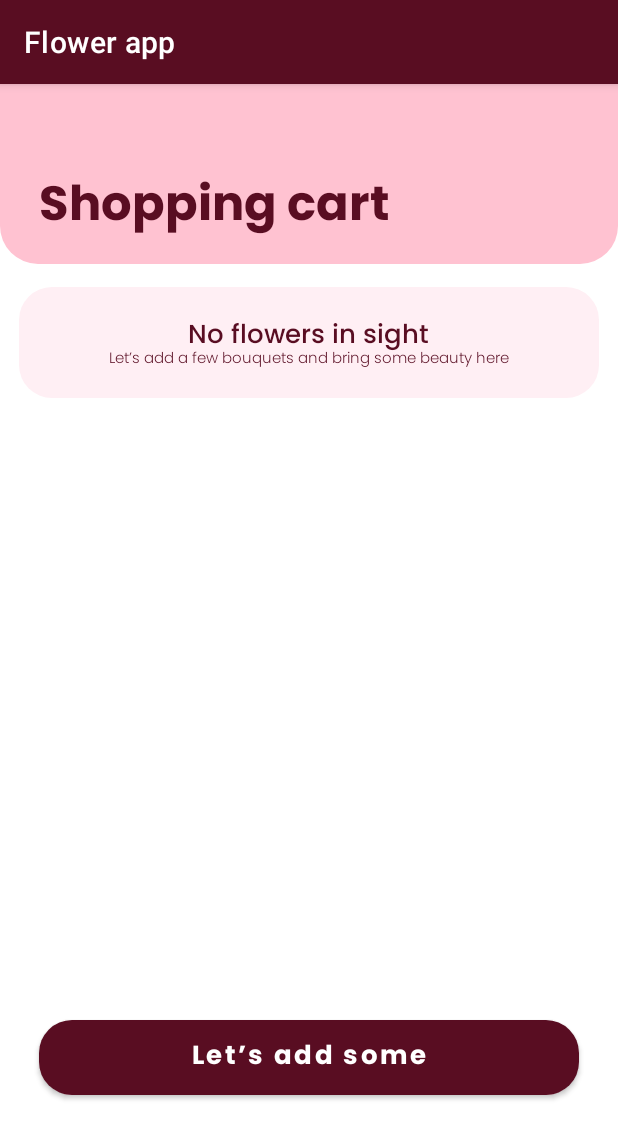
After one commit to vaktipo/FlowerApp, an Android app: the fragment shopping_cart_empty shown on its own in the app's theme, on a phone screen of 412 x 824 dp. The commit adds this screen. Shown: the top 1139 px of the screen. Run offline under Robolectric (Android 15) with nearby library versions, the phone set to English and light mode, and no system bars.

Commit message:
adding empty shopping cart and logout button

```diff
--- /dev/null
+++ b/app/src/main/java/com/example/flowerapp/shopping_cart_empty.kt
@@ -0,0 +1,59 @@
+package com.example.flowerapp
+
+import android.os.Bundle
+import androidx.fragment.app.Fragment
+import android.view.LayoutInflater
+import android.view.View
+import android.view.ViewGroup
+
+// TODO: Rename parameter arguments, choose names that match
+// the fragment initialization parameters, e.g. ARG_ITEM_NUMBER
+private const val ARG_PARAM1 = "param1"
+private const val ARG_PARAM2 = "param2"
+
+/**
+ * A simple [Fragment] subclass.
+ * Use the [shopping_cart_empty.newInstance] factory method to
+ * create an instance of this fragment.
+ */
+class shopping_cart_empty : Fragment() {
+    // TODO: Rename and change types of parameters
+    private var param1: String? = null
+    private var param2: String? = null
+
+    override fun onCreate(savedInstanceState: Bundle?) {
+        super.onCreate(savedInstanceState)
+        arguments?.let {
+            param1 = it.getString(ARG_PARAM1)
+            param2 = it.getString(ARG_PARAM2)
+        }
+    }
+
+    override fun onCreateView(
+        inflater: LayoutInflater, container: ViewGroup?,
+        savedInstanceState: Bundle?
+    ): View? {
+        // Inflate the layout for this fragment
+        return inflater.inflate(R.layout.fragment_shopping_cart_empty, container, false)
+    }
+
+    companion object {
+        /**
+         * Use this factory method to create a new instance of
+         * this fragment using the provided parameters.
+         *
+         * @param param1 Parameter 1.
+         * @param param2 Parameter 2.
+         * @return A new instance of fragment shopping_cart_empty.
+         */
+        // TODO: Rename and change types and number of parameters
+        @JvmStatic
+        fun newInstance(param1: String, param2: String) =
+            shopping_cart_empty().apply {
+                arguments = Bundle().apply {
+                    putString(ARG_PARAM1, param1)
+                    putString(ARG_PARAM2, param2)
+                }
+            }
+    }
+}
--- a/app/src/main/res/layout/fragment_profile.xml
+++ b/app/src/main/res/layout/fragment_profile.xml
@@ -111,6 +111,7 @@
     </LinearLayout>
 
     <LinearLayout
+        android:id="@+id/acc_layout"
         android:layout_width="match_parent"
         android:layout_height="wrap_content"
         android:layout_margin="12dp"
@@ -219,6 +220,7 @@
                 android:textSize="20dp"/>
         </LinearLayout>
 
+
         <LinearLayout
             android:id="@+id/about_us"
             android:layout_width="match_parent"
@@ -239,6 +241,35 @@
                 android:textSize="20dp"/>
         </LinearLayout>
     </LinearLayout>
+    <LinearLayout
+        android:id="@+id/ContactUsLayout"
+        android:layout_width="match_parent"
+        android:layout_height="wrap_content"
+        android:layout_margin="12dp"
+        android:orientation="vertical"
+        app:layout_constraintEnd_toEndOf="parent"
+        app:layout_constraintStart_toStartOf="parent"
+        app:layout_constraintTop_toBottomOf="@+id/acc_layout">
+
+        <LinearLayout
+            android:id="@+id/logout_layout"
+            android:layout_width="match_parent"
+            android:layout_height="50dp"
+            android:background="@drawable/round_light">
+
+            <TextView
+                android:id="@+id/logoutButton"
+                android:layout_width="wrap_content"
+                android:layout_height="wrap_content"
+                android:layout_marginStart="17dp"
+                android:layout_marginTop="10dp"
+                android:layout_weight="1"
+                android:fontFamily="@font/poppins_medium"
+                android:text="Log out"
+                android:textColor="@color/dark_pink"
+                android:textSize="20dp" />
+        </LinearLayout>
+    </LinearLayout>
 
 
 </androidx.constraintlayout.widget.ConstraintLayout>
--- /dev/null
+++ b/app/src/main/res/layout/fragment_shopping_cart_empty.xml
@@ -0,0 +1,88 @@
+<?xml version="1.0" encoding="utf-8"?>
+<androidx.constraintlayout.widget.ConstraintLayout xmlns:android="http://schemas.android.com/apk/res/android"
+    xmlns:app="http://schemas.android.com/apk/res-auto"
+    xmlns:tools="http://schemas.android.com/tools"
+    android:layout_width="match_parent"
+    android:layout_height="match_parent"
+    tools:context=".shopping_cart_empty">
+
+
+    <ImageView
+        android:id="@+id/topPlague"
+        android:layout_width="match_parent"
+        android:layout_height="120dp"
+        app:layout_constraintEnd_toEndOf="parent"
+        app:layout_constraintStart_toStartOf="parent"
+        app:layout_constraintTop_toTopOf="parent"
+        app:srcCompat="@drawable/top_plague" />
+
+    <TextView
+        android:id="@+id/textView"
+        android:layout_width="wrap_content"
+        android:layout_height="wrap_content"
+        android:fontFamily="@font/poppins_bold"
+        android:text="Shopping cart"
+        android:textSize="32sp"
+        android:layout_marginStart="26dp"
+        android:layout_marginBottom="9dp"
+        android:textColor="@color/dark_pink"
+        app:layout_constraintBottom_toBottomOf="@+id/topPlague"
+        app:layout_constraintStart_toStartOf="parent" />
+
+
+
+    <LinearLayout
+        android:layout_width="match_parent"
+        android:layout_height="74dp"
+        android:background="@drawable/round_light"
+        android:layout_marginStart="12.5dp"
+        android:layout_marginTop="15dp"
+        android:layout_marginEnd="12.5dp"
+        android:orientation="vertical"
+        android:gravity="center"
+        app:layout_constraintEnd_toEndOf="parent"
+        app:layout_constraintStart_toStartOf="parent"
+        app:layout_constraintTop_toBottomOf="@+id/topPlague">
+        >
+
+        <TextView
+            android:id="@+id/text"
+            android:layout_width="wrap_content"
+            android:layout_height="26.25dp"
+            android:text="No flowers in sight"
+            android:fontFamily="@font/poppins_medium"
+            android:textSize="17.5sp"
+            android:textColor="@color/dark_pink"/>
+
+        <TextView
+            android:id="@+id/text2"
+            android:layout_width="wrap_content"
+            android:layout_height="15dp"
+            android:text="Let’s add a few bouquets and bring some beauty here"
+            android:fontFamily="@font/poppins_light"
+            android:textSize="10sp"
+            android:textColor="@color/dark_pink"
+            android:layout_marginTop="-4.25dp"/>
+    </LinearLayout>
+    <Button
+        android:id="@+id/addtocart"
+        android:layout_width="match_parent"
+        android:layout_height="wrap_content"
+        android:text="Let’s add some"
+        android:background="@drawable/round_dark"
+        android:layout_marginStart="26dp"
+        android:layout_marginEnd="26dp"
+        android:layout_marginBottom="94dp"
+        android:textAllCaps="false"
+        android:textSize="17.5sp"
+        android:fontFamily="@font/poppins_bold"
+        android:textColor="@color/white"
+        app:layout_constraintBottom_toBottomOf="parent"
+        app:layout_constraintEnd_toEndOf="parent"
+        app:layout_constraintStart_toStartOf="parent" />
+
+
+
+
+
+</androidx.constraintlayout.widget.ConstraintLayout>
```
